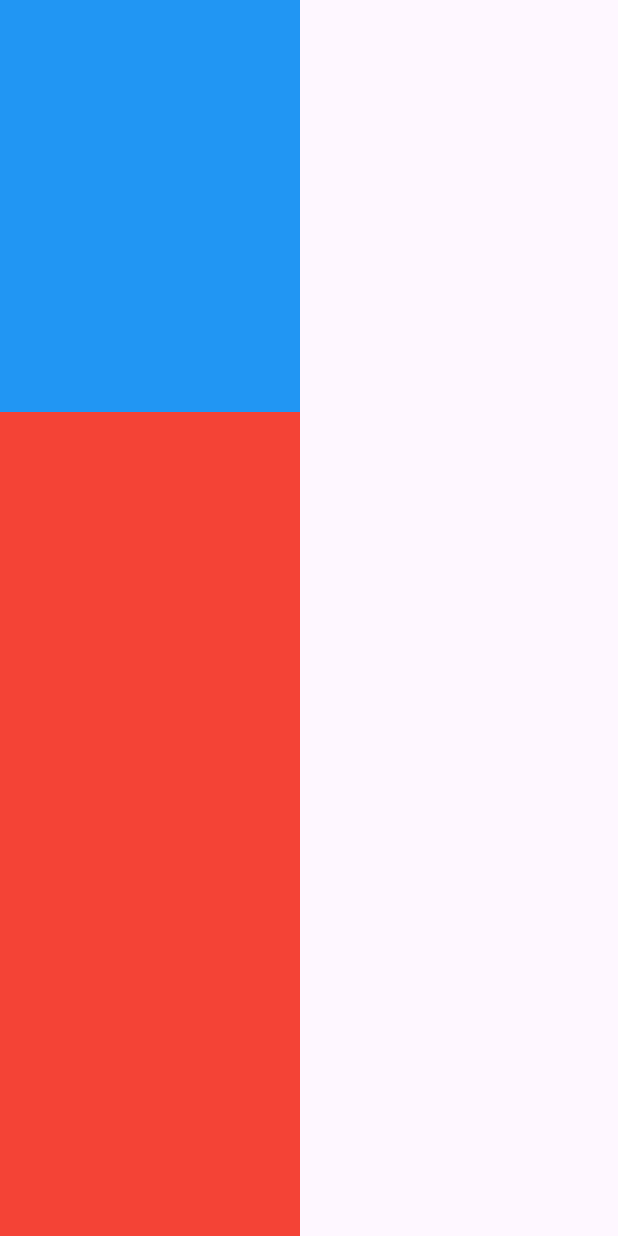
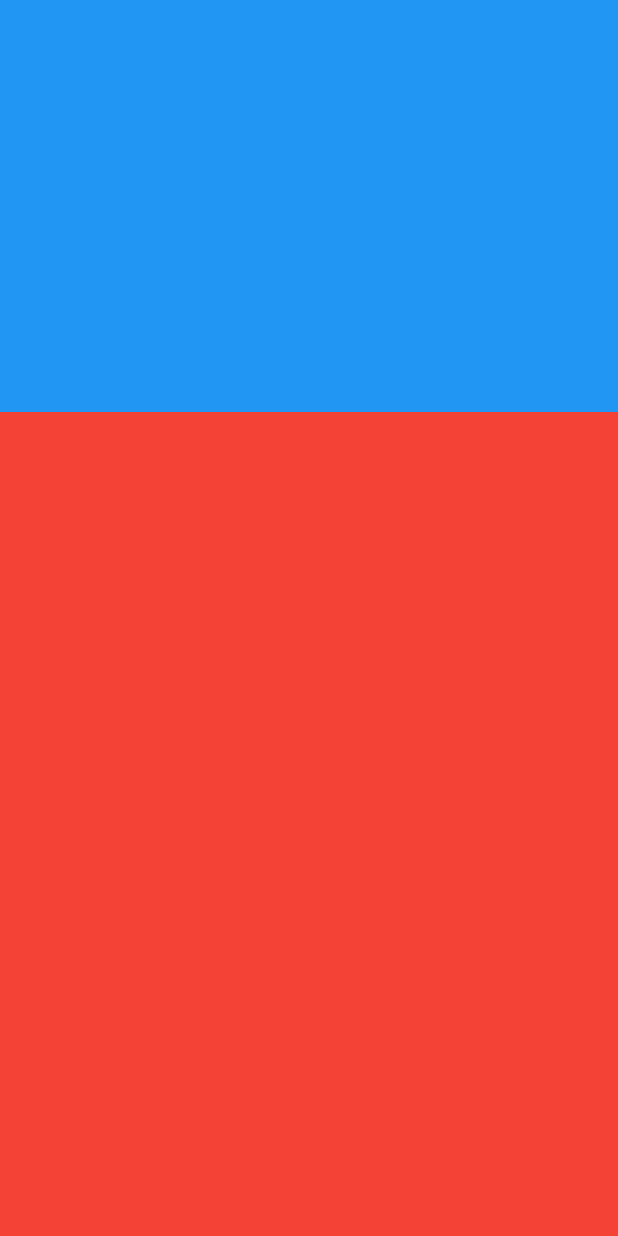
Before and after one commit to JunHyungKang/flutter_study, a Flutter app: the screen it shows after launch, on a phone screen of 412 x 824 dp. Run offline on Flutter 3.47's test engine with Material 3 defaults, Android fonts, the phone set to English and light mode, and no system bars.

Commit message:
feat: expanded 실습

```diff
--- a/lib/main.dart
+++ b/lib/main.dart
@@ -1,6 +1,7 @@
 // ignore_for_file: prefer_const_constructors
 
 import 'package:flutter/material.dart';
+import 'package:flutter/widgets.dart';
 
 void main() {
   runApp(MyApp());
@@ -12,15 +13,16 @@ class MyApp extends StatelessWidget {
     return MaterialApp(
       home: Scaffold(
         body: SizedBox(
-          width: 200,
+          width: double.infinity,
           child: Column(
             children: [
               Flexible(
+                fit: FlexFit.tight,
                 flex: 1,
                 child: Container(
                   color: Colors.blue),
                   ),
-              Flexible(
+              Expanded(
                 flex: 2,
                 child: Container(
                   color: Colors.red),
```
